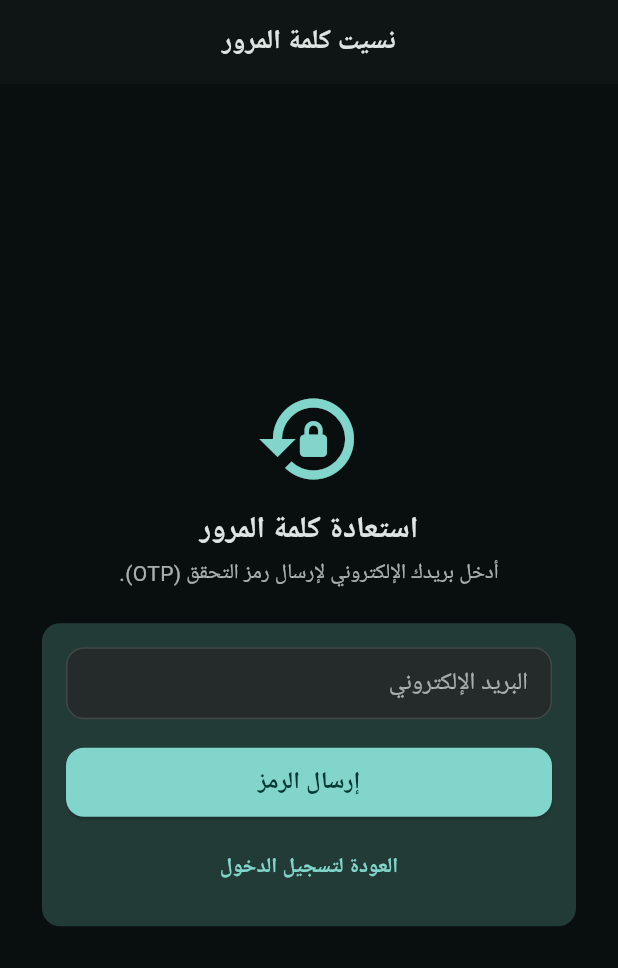
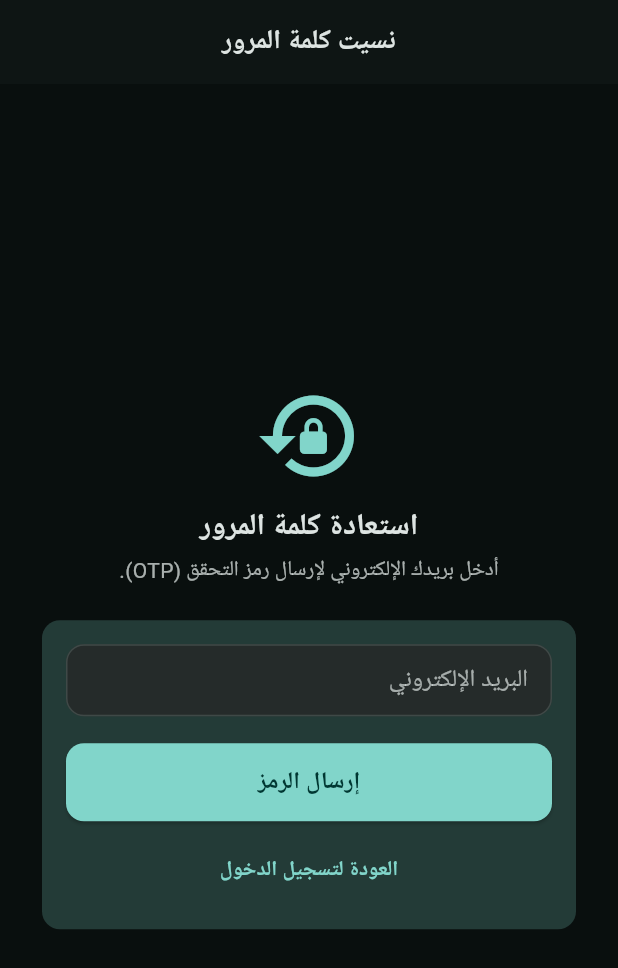
Before and after one commit to RubaIsmail1988/vera-medicalapp, a Flutter app: the screen it shows after launch, after a tap on "تسجيل الدخول", after a tap on "نسيت كلمة المرور؟", on a phone screen of 412 x 824 dp. Shown: the top 968 px of the screen. Run offline on Flutter 3.47's test engine with Material 3 defaults, Android fonts, the phone set to English and light mode, and no system bars; our stand-ins replace file_picker, flutter_local_notifications, go_router, shared_preferences, timezone; network calls fail.

Commit message:
splash screen

```diff
--- a/mobile/lib/screens/auth/login_screen.dart
+++ b/mobile/lib/screens/auth/login_screen.dart
@@ -156,7 +156,7 @@ class _LoginScreenState extends State<LoginScreen> {
 
   @override
   Widget build(BuildContext context) {
-    final cs = Theme.of(context).colorScheme;
+    // final cs = Theme.of(context).colorScheme;
 
     return Scaffold(
       appBar: AppBar(title: const Text('الدخول إلى الحساب')),
@@ -170,21 +170,21 @@ class _LoginScreenState extends State<LoginScreen> {
               child: Column(
                 mainAxisAlignment: MainAxisAlignment.center,
                 children: [
-                  const AppLogo(width: 220),
+                  const AppLogo(width: 260, framed: false),
                   const SizedBox(height: 18),
                   Text(
-                    'مرحباً بعودتك',
+                    ' ',
                     style: Theme.of(context).textTheme.titleLarge?.copyWith(
                       fontWeight: FontWeight.w800,
                     ),
                   ),
                   const SizedBox(height: 6),
-                  Text(
-                    'يرجى تسجيل الدخول للمتابعة',
-                    style: Theme.of(context).textTheme.bodyMedium?.copyWith(
-                      color: cs.onSurface.withValues(alpha: 0.72),
-                    ),
-                  ),
+                  //   Text(
+                  //    'يرجى تسجيل الدخول للمتابعة',
+                  //   style: Theme.of(context).textTheme.bodyMedium?.copyWith(
+                  //     color: cs.onSurface.withValues(alpha: 0.72),
+                  //   ),
+                  // ),
                   const SizedBox(height: 16),
                   Card(
                     child: Padding(
@@ -200,7 +200,14 @@ class _LoginScreenState extends State<LoginScreen> {
                             validator: emailValidator,
                             enabled: !loading,
                             textInputAction: TextInputAction.next,
+                            autofillHints: const [
+                              AutofillHints.username,
+                              AutofillHints.email,
+                            ],
+                            autocorrect: false,
+                            enableSuggestions: false,
                           ),
+
                           const SizedBox(height: 16),
                           TextFormField(
                             controller: passwordController,
@@ -224,12 +231,14 @@ class _LoginScreenState extends State<LoginScreen> {
                             validator: passwordValidator,
                             enabled: !loading,
                             textInputAction: TextInputAction.done,
-                            onFieldSubmitted: (_) {
-                              if (!loading) {
-                                login();
-                              }
+                            autofillHints: const [AutofillHints.password],
+                            autocorrect: false,
+                            enableSuggestions: false,
+                            onFieldSubmitted: (value) {
+                              if (!loading) login();
                             },
                           ),
+
                           const SizedBox(height: 18),
                           SizedBox(
                             width: double.infinity,
--- a/mobile/lib/screens/system/splash_screen.dart
+++ b/mobile/lib/screens/system/splash_screen.dart
@@ -3,8 +3,8 @@ import 'dart:async';
 import 'package:flutter/material.dart';
 import 'package:go_router/go_router.dart';
 import 'package:shared_preferences/shared_preferences.dart';
+
 import '../../services/auth_service.dart';
-
 import '../../widgets/app_logo.dart';
 
 // Services
@@ -55,9 +55,9 @@ class _SplashScreenState extends State<SplashScreen> {
         return;
       }
 
-      //  2) Now it's safe to set role + do reminder sync
+      // 2) Now it's safe to set role + do reminder sync
       final backendRole = (me["role"]?.toString() ?? role).trim();
-      final bool isActive = prefs.getBool('user_is_active') ?? true;
+      final isActive = prefs.getBool('user_is_active') ?? true;
 
       LocalNotificationsService.setCurrentRole(backendRole);
 
@@ -75,7 +75,7 @@ class _SplashScreenState extends State<SplashScreen> {
       }
 
       context.go('/app');
-    } catch (_) {
+    } catch (e) {
       if (!mounted) return;
       context.go('/login');
     }
@@ -83,37 +83,15 @@ class _SplashScreenState extends State<SplashScreen> {
 
   @override
   Widget build(BuildContext context) {
-    final cs = Theme.of(context).colorScheme;
-
-    return Scaffold(
+    return const Scaffold(
       body: Center(
-        child: SingleChildScrollView(
-          padding: const EdgeInsets.all(24),
-          child: ConstrainedBox(
-            constraints: const BoxConstraints(maxWidth: 520),
-            child: Card(
-              child: Padding(
-                padding: const EdgeInsets.all(20),
-                child: Column(
-                  mainAxisAlignment: MainAxisAlignment.center,
-                  children: [
-                    const AppLogo(width: 220),
-                    const SizedBox(height: 20),
-                    Text(
-                      'Vera Smart Health',
-                      style: Theme.of(context).textTheme.titleLarge?.copyWith(
-                        color: cs.onSurface,
-                        fontWeight: FontWeight.w800,
-                      ),
-                      textAlign: TextAlign.center,
-                    ),
-                    const SizedBox(height: 20),
-                    const CircularProgressIndicator(),
-                  ],
-                ),
-              ),
-            ),
-          ),
+        child: Column(
+          mainAxisAlignment: MainAxisAlignment.center,
+          children: [
+            AppLogo(width: 220),
+            SizedBox(height: 32),
+            CircularProgressIndicator(),
+          ],
         ),
       ),
     );
--- a/mobile/lib/theme/app_theme.dart
+++ b/mobile/lib/theme/app_theme.dart
@@ -56,10 +56,15 @@ class AppTheme {
             RoundedRectangleBorder(borderRadius: BorderRadius.circular(12)),
           ),
           padding: const WidgetStatePropertyAll<EdgeInsets>(
-            EdgeInsets.symmetric(horizontal: 16, vertical: 12),
+            EdgeInsets.symmetric(horizontal: 16, vertical: 14),
           ),
+          minimumSize: const WidgetStatePropertyAll<Size>(
+            Size(double.infinity, 52),
+          ),
+          elevation: const WidgetStatePropertyAll<double>(1),
         ),
       ),
+
       textButtonTheme: TextButtonThemeData(
         style: ButtonStyle(
           foregroundColor: WidgetStatePropertyAll<Color>(scheme.primary),
@@ -161,10 +166,15 @@ class AppTheme {
             RoundedRectangleBorder(borderRadius: BorderRadius.circular(12)),
           ),
           padding: const WidgetStatePropertyAll<EdgeInsets>(
-            EdgeInsets.symmetric(horizontal: 16, vertical: 12),
+            EdgeInsets.symmetric(horizontal: 16, vertical: 14),
           ),
+          minimumSize: const WidgetStatePropertyAll<Size>(
+            Size(double.infinity, 52),
+          ),
+          elevation: const WidgetStatePropertyAll<double>(1),
         ),
       ),
+
       textButtonTheme: TextButtonThemeData(
         style: ButtonStyle(
           foregroundColor: WidgetStatePropertyAll<Color>(scheme.primary),
--- a/mobile/lib/widgets/app_logo.dart
+++ b/mobile/lib/widgets/app_logo.dart
@@ -3,26 +3,36 @@ import 'package:flutter/material.dart';
 class AppLogo extends StatelessWidget {
   final double width;
   final double? height;
+  final bool framed;
 
-  const AppLogo({super.key, this.width = 180, this.height});
+  const AppLogo({super.key, this.width = 180, this.height, this.framed = true});
 
   @override
   Widget build(BuildContext context) {
-    final cs = Theme.of(context).colorScheme;
+    final theme = Theme.of(context);
+    final cs = theme.colorScheme;
+    final isDark = theme.brightness == Brightness.dark;
+
+    final logoPath =
+        isDark ? 'assets/images/logo_dark.png' : 'assets/images/logo_light.png';
+
+    final image = Image.asset(
+      logoPath,
+      width: width,
+      height: height,
+      fit: BoxFit.contain,
+    );
+
+    if (!framed) return image;
 
     return Container(
       padding: const EdgeInsets.all(12),
       decoration: BoxDecoration(
-        color: cs.surface, // ينسجم مع الثيم (فاتح/غامق)
+        color: cs.surface,
         borderRadius: BorderRadius.circular(16),
         border: Border.all(color: cs.outlineVariant.withValues(alpha: 0.4)),
       ),
-      child: Image.asset(
-        'assets/images/logo_black.png', // صورة واحدة فقط
-        width: width,
-        height: height,
-        fit: BoxFit.contain,
-      ),
+      child: image,
     );
   }
 }
--- a/mobile/pubspec.yaml
+++ b/mobile/pubspec.yaml
@@ -76,7 +76,8 @@ flutter:
 
   # To add assets to your application, add an assets section, like this:
   assets:
-    - assets/images/logo_black.png
+    - assets/images/logo_dark.png
+    - assets/images/logo_light.png
   #   - images/a_dot_burr.jpeg
   #   - images/a_dot_ham.jpeg
 
```
Also changed, not shown: mobile/assets/images/logo_black.png (deleted), mobile/assets/images/logo_dark.png (added), mobile/assets/images/logo_light.png (added).
